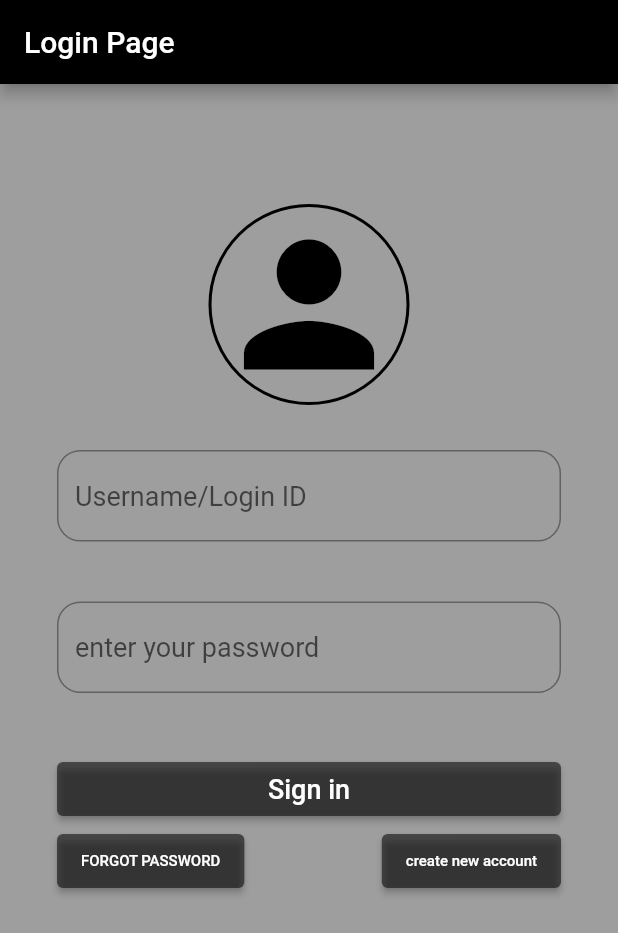
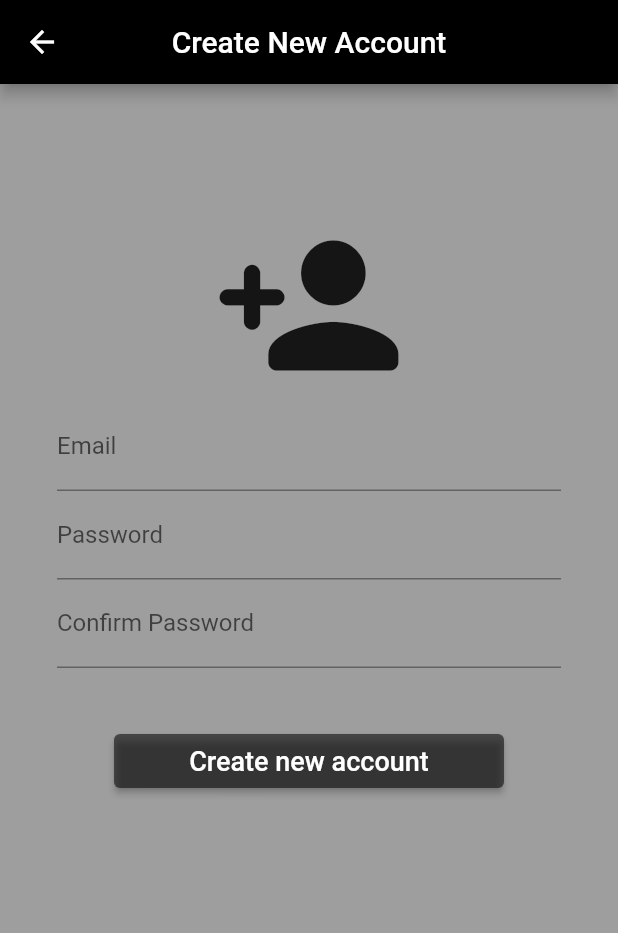
Before and after one commit to ChaurasiaP/basic-login-page, a Flutter app: the screen it shows after launch, after a tap on "create new account", on a phone screen of 412 x 824 dp. Shown: the top 933 px of the screen. Run offline on Flutter 3.47's test engine with Material 2 defaults, Android fonts, the phone set to English and light mode, and no system bars; our stand-ins replace firebase_core; accounts and stored records are empty.

Commit message:
ADDED FIREBASE DEPENDECIES AND ADDED SIGN UP PAGE

```diff
--- a/lib/UI/home.dart
+++ b/lib/UI/home.dart
@@ -1,5 +1,6 @@
 import 'package:flutter/material.dart';
 import 'package:login_page/database/userData.dart';
+import 'package:login_page/routes/popups/create_new_account.dart';
 
 class LoginPage extends StatefulWidget {
   const LoginPage({super.key});
@@ -11,6 +12,7 @@ class LoginPage extends StatefulWidget {
 class _LoginPageState extends State<LoginPage> {
   String? _username;
   String? _password;
+
 
   @override
   Widget build(BuildContext context) {
@@ -81,6 +83,7 @@ class _LoginPageState extends State<LoginPage> {
 
   Widget _passwordField() =>
       TextField(
+        obscureText: true,
           style: const TextStyle(
               color: Colors.black,
               fontSize: 18),
@@ -122,7 +125,8 @@ class _LoginPageState extends State<LoginPage> {
             mainAxisAlignment: MainAxisAlignment.spaceBetween,
             children: [
               ElevatedButton(
-                  onPressed: ()=>{},
+                  onPressed: ()=>{
+                  },
                   style: ElevatedButton.styleFrom(
                       backgroundColor: Colors.black54
                   ),
@@ -131,7 +135,10 @@ class _LoginPageState extends State<LoginPage> {
                     style:  TextStyle(color: Colors.white, fontSize: 10),
                   )),
               ElevatedButton(
-                  onPressed: ()=>{},
+                  onPressed: ()=>{
+                    Navigator.push(context, MaterialPageRoute(
+                  builder: (context) => const SignUpScreen()))
+                    },
                   style: ElevatedButton.styleFrom(
                       backgroundColor: Colors.black54,
                   ),
@@ -150,26 +157,40 @@ class _LoginPageState extends State<LoginPage> {
   }
 
   _checkCredentials(String userName, String password){
-    for(int i = 0; i<UserData.emails.length; i++){
-      if(userName ==  UserData.emails[i]){
-        if(_password == UserData.passwords[i]){
-          debugPrint('login successful');
+    for(int i = 0; i<UserData.emails.length; i++) {
+      if (userName == UserData.emails[i]) {
+        if (_password == UserData.passwords[i]) {
           _showInputData();
           final snackBar = SnackBar(
-              content: const Text("Login Successful!", style: TextStyle(fontSize: 20)),
+              content: const Text(
+                  "Login Successful!", style: TextStyle(fontSize: 20)),
               padding: const EdgeInsets.all(30.0),
               backgroundColor: Colors.green.shade400);
           ScaffoldMessenger.of(context).showSnackBar(snackBar);
-        }else{
+        } else {
           debugPrint('invalid credentials');
           final snackBar = SnackBar(
-              content: const Text("Invalid credentials!", style: TextStyle(fontSize: 20)),
+              content: const Text(
+                  "Invalid credentials!", style: TextStyle(fontSize: 20)),
               padding: const EdgeInsets.all(30.0),
               backgroundColor: Colors.red.shade400);
           ScaffoldMessenger.of(context).showSnackBar(snackBar);
           break;
         }
+      } else {
+        debugPrint('You are not registered, Create new account!');
+        final snackBar = SnackBar(
+            content: const Text("You are not registered, Create new account!",
+                style: TextStyle(fontSize: 20)),
+            padding: const EdgeInsets.all(30.0),
+            backgroundColor: Colors.yellow.shade400);
+        ScaffoldMessenger.of(context).showSnackBar(snackBar);
+        break;
       }
     }
   }
 }
+// onPressed: () {
+// Navigator.push(
+// context,
+// MaterialPageRoute(builder: (context) => const DestinationPage())
--- a/lib/database/userData.dart
+++ b/lib/database/userData.dart
@@ -17,6 +17,7 @@ class UserData {
     "user10@example.com"
   ];
 
+
   static List passwords = [
     'password123',
     'securepass',
--- a/lib/main.dart
+++ b/lib/main.dart
@@ -1,8 +1,14 @@
+import 'package:firebase_core/firebase_core.dart';
 import 'package:flutter/material.dart';
+import 'package:login_page/firebase_options.dart';
 
 import 'UI/home.dart';
 
-void main() {
+void main() async{
+  WidgetsFlutterBinding.ensureInitialized();
+  await Firebase.initializeApp(
+    options: DefaultFirebaseOptions.currentPlatform,
+  );
   runApp(const MaterialApp(
     home: LoginPage(),
   ));
--- /dev/null
+++ b/lib/routes/popups/create_new_account.dart
@@ -0,0 +1,91 @@
+import 'package:flutter/material.dart';
+
+class SignUpScreen extends StatefulWidget {
+  const SignUpScreen({super.key});
+
+  @override
+  State<SignUpScreen> createState() => _SignUpScreenState();
+}
+
+class _SignUpScreenState extends State<SignUpScreen> {
+  @override
+  Widget build(BuildContext context) {
+    return Scaffold(
+      resizeToAvoidBottomInset: false,
+      appBar: AppBar(
+        title: const Text("Create New Account"),
+        centerTitle: true,
+        backgroundColor: Colors.black,
+      ),
+
+      body: SafeArea(
+        child: Container(
+          margin:  EdgeInsets.only(
+              top: MediaQuery.of(context).size.height * 0.1),
+          child: Padding(
+            padding: const EdgeInsets.symmetric(horizontal: 38.0),
+            child: Column(
+              children: [
+
+                // add user icon
+                Icon(Icons.person_add_rounded, size: 130),
+                // add user icon ends
+
+                // email input text field
+                const TextField(
+                  decoration: InputDecoration(
+                      labelText:  "Email",
+                      hintText: "enter your email"
+                  ),
+                ),
+                // email input text field ends
+
+                // password input text field
+                const TextField(
+                  decoration: InputDecoration(
+                      labelText:  "Password",
+                      hintText: "enter new password"
+                  ),
+                ),
+                // password input text field ends
+
+                // confirm password input text field
+                const TextField(
+                  obscureText: true,
+                  decoration: InputDecoration(
+                      labelText:  "Confirm Password",
+                      hintText: "re-enter your password"
+                  ),
+                ),
+                // confirm password input text field ends
+
+
+                Padding(
+                  padding: const EdgeInsets.all(38.0),
+
+                  // submit button
+                  child: ElevatedButton(
+                      onPressed: () => {},
+                      style: ElevatedButton.styleFrom(
+                        backgroundColor: Colors.black54,
+                      ),
+                      child: const SizedBox(
+                        width: double.infinity,
+                        child: Text("Create new account",
+                          textAlign: TextAlign.center,
+                          style: TextStyle(
+                              fontSize: 18
+                          ),),
+                      )),
+                  // submit button ends
+
+                )
+              ],
+            ),
+          ),
+        ),
+      ),
+      backgroundColor: Colors.grey,
+    );
+  }
+}
--- a/pubspec.yaml
+++ b/pubspec.yaml
@@ -35,6 +35,8 @@ dependencies:
   # The following adds the Cupertino Icons font to your application.
   # Use with the CupertinoIcons class for iOS style icons.
   cupertino_icons: ^1.0.2
+  firebase_core: ^2.15.0
+  firebase_auth: ^4.7.2
 
 dev_dependencies:
   flutter_test:
```
Also changed, not shown: lib/firebase_options.dart (added), lib/routes/popups/confirmed_credentials.dart (added), lib/routes/popups/invalid_credentials.dart (added), pubspec.lock, 6 other files.
